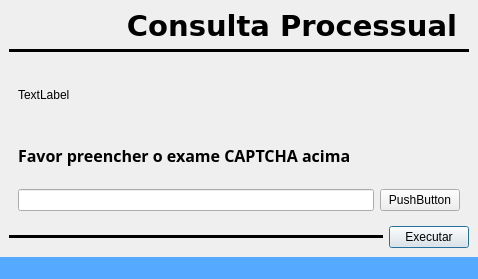
Old version of the form code/src/ui/window_process.ui in the repository Sl3nc/Acompanha_Process.
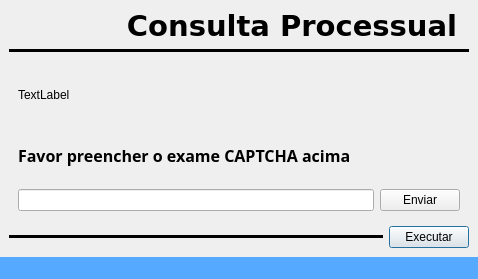
New version of the form. The open tabs and pages were chosen to show the change. Icons and pictures are not drawn.

Commit message: init beta

Patch:
```diff
--- a/code/src/ui/window_process.ui
+++ b/code/src/ui/window_process.ui
@@ -193,7 +193,7 @@
              <enum>Qt::LayoutDirection::LeftToRight</enum>
             </property>
             <property name="text">
-             <string>PushButton</string>
+             <string>Enviar</string>
             </property>
            </widget>
           </item>
```
Left out of the diff: 4 changed lines with no effect on the pictures. The commit also changes 2 other files.
